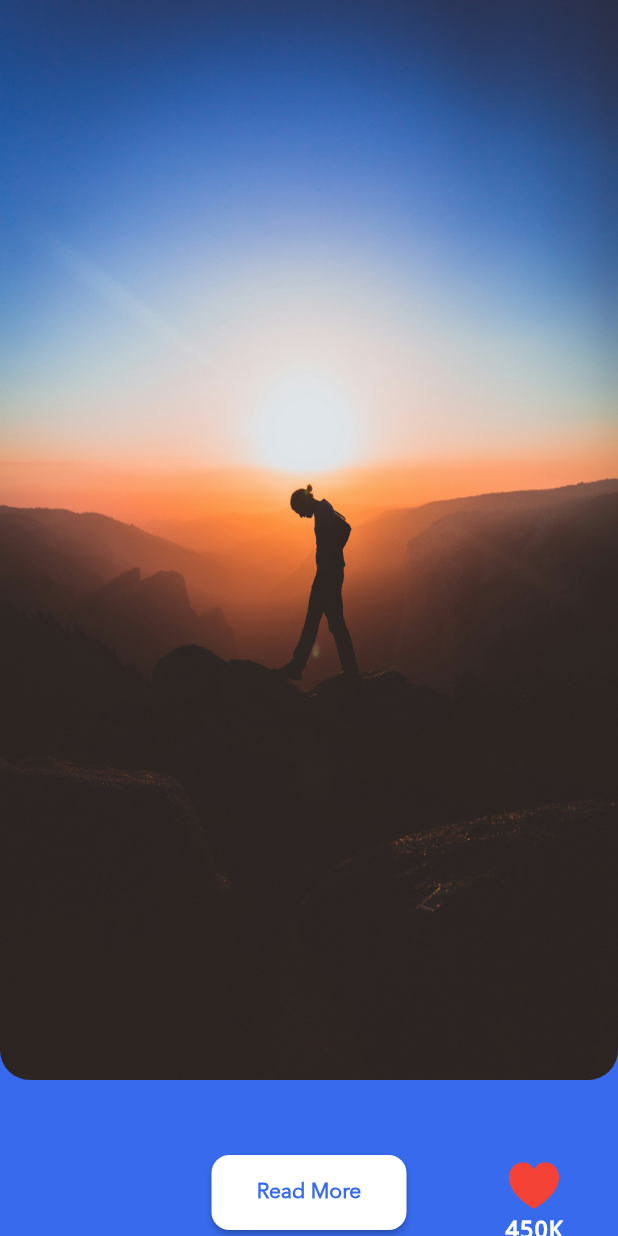
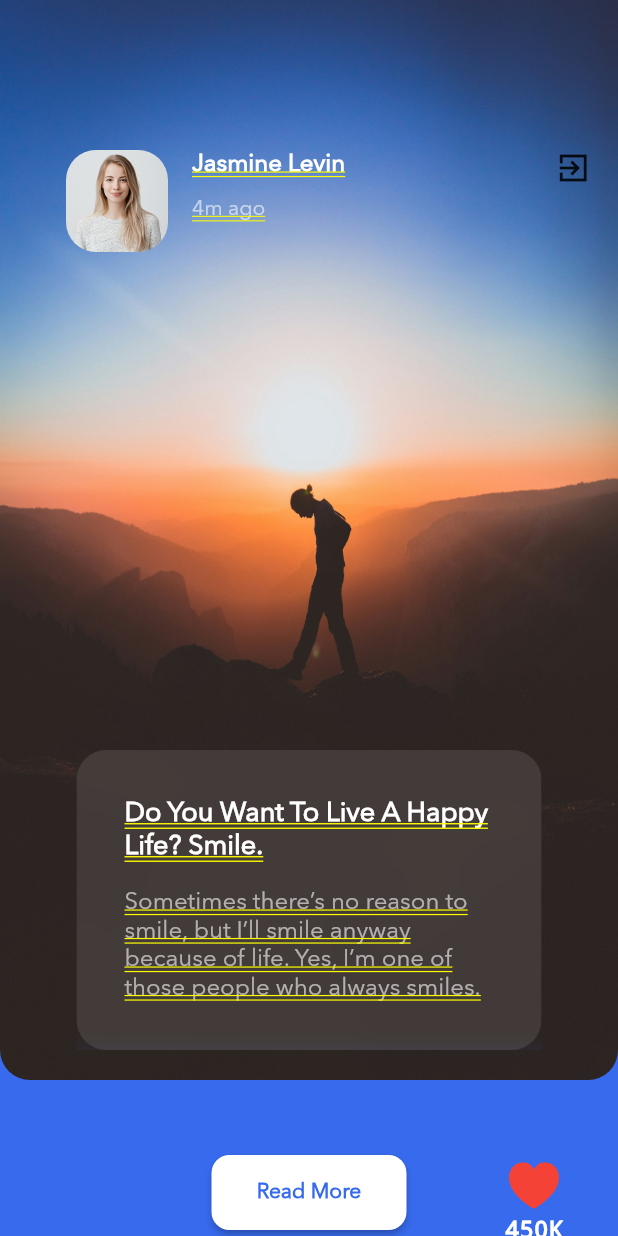
Before and after one commit to kimiaBadri/blog-club, a Flutter app: the screen it shows after launch, on a phone screen of 412 x 824 dp. Run offline on Flutter 3.47's test engine with Material 2 defaults, Android fonts, the phone set to English and light mode, and no system bars; our stand-ins replace hexcolor, smooth_page_indicator.

Commit message:
story-page

```diff
--- a/lib/screens/story_page.dart
+++ b/lib/screens/story_page.dart
@@ -1,3 +1,4 @@
+import 'dart:ui';
 import 'package:blog_club/constants/constants.dart';
 import 'package:flutter/cupertino.dart';
 import 'package:flutter/material.dart';
@@ -14,6 +15,49 @@ class StoryPage extends StatelessWidget {
           decoration: BoxDecoration(color: blue),
         ),
         _getImageContainer(),
+        Padding(
+          padding: const EdgeInsets.only(top: 100, left: 44),
+          child: Row(
+            crossAxisAlignment: CrossAxisAlignment.start,
+            children: [
+              _getStoryBox(),
+              SizedBox(
+                width: 16,
+              ),
+              Column(
+                crossAxisAlignment: CrossAxisAlignment.start,
+                children: [
+                  Text(
+                    'Jasmine Levin',
+                    style: TextStyle(
+                      fontSize: 16,
+                      fontFamily: 'AR',
+                      fontWeight: FontWeight.bold,
+                      color: Colors.white,
+                    ),
+                  ),
+                  SizedBox(
+                    height: 12,
+                  ),
+                  Text(
+                    '4m ago',
+                    style: TextStyle(
+                      fontSize: 14,
+                      fontFamily: 'AR',
+                      fontWeight: FontWeight.w300,
+                      color: Colors.white60,
+                    ),
+                  ),
+                ],
+              ),
+              SizedBox(
+                width: 140,
+              ),
+              Icon(Icons.exit_to_app_sharp)
+            ],
+          ),
+        ),
+        _getBlurContainer(),
         _getBottum(),
         Positioned(
           top: 770,
@@ -83,4 +127,78 @@ class StoryPage extends StatelessWidget {
       ),
     );
   }
+
+  Widget _getBlurContainer() {
+    return Positioned(
+      top: 500,
+      child: ClipRRect(
+        child: BackdropFilter(
+          filter: ImageFilter.blur(
+            sigmaX: 14,
+            sigmaY: 14,
+          ),
+          child: Container(
+            child: Padding(
+              padding: const EdgeInsets.only(left: 32, right: 32),
+              child: Column(
+                mainAxisAlignment: MainAxisAlignment.center,
+                crossAxisAlignment: CrossAxisAlignment.center,
+                children: [
+                  Text(
+                    'Do You Want To Live A Happy Life? Smile.',
+                    style: TextStyle(
+                        fontSize: 18,
+                        fontFamily: 'AR',
+                        fontWeight: FontWeight.bold,
+                        color: Colors.white),
+                  ),
+                  SizedBox(
+                    height: 16,
+                  ),
+                  Text(
+                      'Sometimes there’s no reason to smile, but I’ll smile anyway because of life. Yes, I’m one of those people who always smiles.',
+                      style: TextStyle(
+                          fontSize: 16,
+                          fontFamily: 'AR',
+                          fontWeight: FontWeight.w200,
+                          color: Colors.white60)),
+                ],
+              ),
+            ),
+            width: 310,
+            height: 200,
+            decoration: BoxDecoration(
+              borderRadius: BorderRadius.circular(20),
+              gradient: LinearGradient(
+                begin: Alignment.topCenter,
+                end: Alignment.bottomCenter,
+                colors: [
+                  Color.fromRGBO(255, 255, 255, 0.1),
+                  Color.fromRGBO(255, 255, 255, 0.1)
+                ],
+              ),
+            ),
+          ),
+        ),
+      ),
+    );
+  }
+
+  Widget _getStoryBox() {
+    return Container(
+      width: 68,
+      height: 68,
+      decoration: BoxDecoration(
+        borderRadius: BorderRadius.all(
+          Radius.circular(24),
+        ),
+      ),
+      child: ClipRRect(
+        borderRadius: BorderRadius.all(
+          Radius.circular(20),
+        ),
+        child: Image.asset('assets/images/stories/story_4.jpg'),
+      ),
+    );
+  }
 }
```
